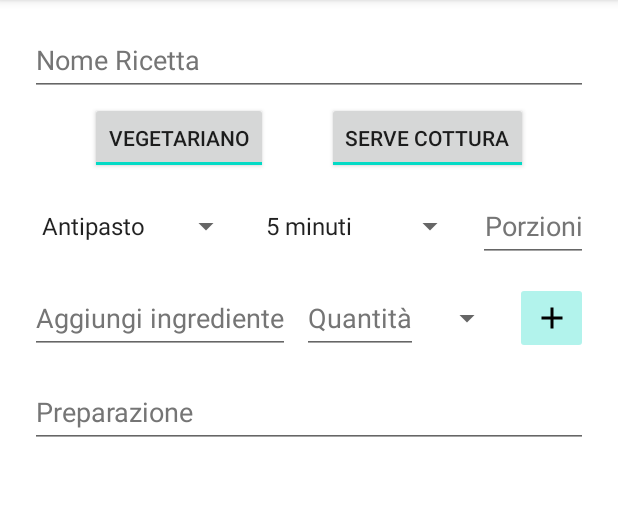
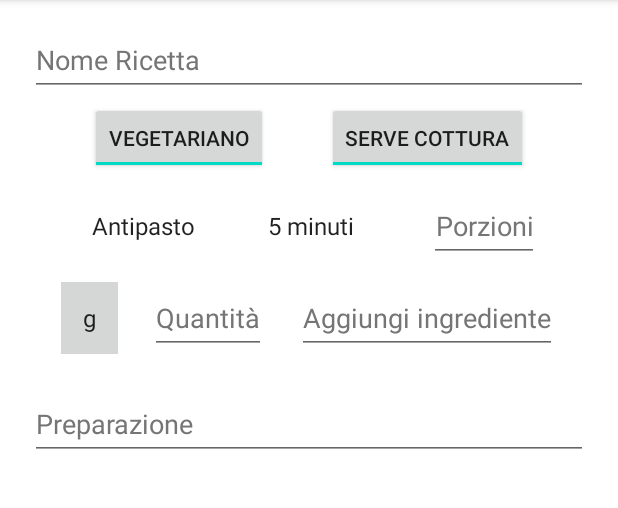
Before and after one commit to RiccardoEvangelisti/RecipeBook, an Android app: the AggiungiRicettaFragment screen opened through its navigation route, on a phone screen of 412 x 824 dp, the part 84-592 px from its top. Run offline under Robolectric (Android 15) with nearby library versions, the phone set to English and light mode, and no system bars; our stand-ins replace Room's generated code; 1 statement that could not run was skipped.

Commit message:
Aggiornamenti grafici

```diff
--- a/app/src/main/java/com/projects/android/ricettario/model/Ingrediente.kt
+++ b/app/src/main/java/com/projects/android/ricettario/model/Ingrediente.kt
@@ -2,4 +2,4 @@ package com.projects.android.ricettario.model
 
 import com.projects.android.ricettario.model.enums.UnitaDiMisura
 
-data class Ingrediente(val nome: String, val quantita: Int, val unitaDiMisura: UnitaDiMisura)
+data class Ingrediente(var nome: String, var quantita: Int, var unitaDiMisura: UnitaDiMisura)
--- a/app/src/main/java/com/projects/android/ricettario/model/Ricetta.kt
+++ b/app/src/main/java/com/projects/android/ricettario/model/Ricetta.kt
@@ -15,7 +15,7 @@ data class Ricetta(
 	val portata: Portata,
 	val porzioni: Int,
 	val preparazione: String,
-	val ingredientiList: List<Ingrediente>,
+	val ingredientiList: MutableList<Ingrediente>,
 	val isVegetariana: Boolean,
 	val tempoPreparazione: TempoPreparazione,
 	val serveCottura: Boolean)
--- a/app/src/main/java/com/projects/android/ricettario/model/enums/UnitaDiMisura.kt
+++ b/app/src/main/java/com/projects/android/ricettario/model/enums/UnitaDiMisura.kt
@@ -3,10 +3,10 @@ package com.projects.android.ricettario.model.enums
 import com.google.gson.annotations.SerializedName
 
 enum class UnitaDiMisura(value: String) { @SerializedName("0")
-CHILOGRAMMO("Kg"),
+GRAMMO("g"),
 
 	@SerializedName("1")
-	GRAMMO("g"),
+	CHILOGRAMMO("Kg"),
 
 	@SerializedName("2")
 	QUANTOBASTA("q.b");
--- a/app/src/main/java/com/projects/android/ricettario/view/insert/AggiungiRicettaViewModel.kt
+++ b/app/src/main/java/com/projects/android/ricettario/view/insert/AggiungiRicettaViewModel.kt
@@ -3,11 +3,9 @@ package com.projects.android.ricettario.view.insert
 import androidx.lifecycle.ViewModel
 import androidx.lifecycle.viewModelScope
 import com.projects.android.ricettario.database.RicettarioRepository
-import com.projects.android.ricettario.model.Ingrediente
 import com.projects.android.ricettario.model.Ricetta
 import com.projects.android.ricettario.model.enums.Portata
 import com.projects.android.ricettario.model.enums.TempoPreparazione
-import com.projects.android.ricettario.model.enums.UnitaDiMisura
 import kotlinx.coroutines.flow.MutableStateFlow
 import kotlinx.coroutines.flow.StateFlow
 import kotlinx.coroutines.flow.asStateFlow
@@ -23,15 +21,7 @@ class AggiungiRicettaViewModel : ViewModel() {
 
 	init {
 		viewModelScope.launch {
-			_ricetta.value = Ricetta(0,
-			                         "",
-			                         Portata.SECONDO,
-			                         1,
-			                         "",
-			                         List(0, init = { Ingrediente("", 0, UnitaDiMisura.CHILOGRAMMO) }),
-			                         true,
-			                         TempoPreparazione.TRENTA_MIN,
-			                         true)
+			_ricetta.value = Ricetta(0, "", Portata.SECONDO, 1, "", mutableListOf(), true, TempoPreparazione.TRENTA_MIN, true)
 		}
 	}
 
--- a/app/src/main/res/layout/fragment_aggiungi_ricetta.xml
+++ b/app/src/main/res/layout/fragment_aggiungi_ricetta.xml
@@ -1,8 +1,14 @@
 <?xml version="1.0" encoding="utf-8"?>
 
-<androidx.constraintlayout.widget.ConstraintLayout xmlns:android="http://schemas.android.com/apk/res/android"
+<androidx.core.widget.NestedScrollView
+	xmlns:android="http://schemas.android.com/apk/res/android"
 	xmlns:app="http://schemas.android.com/apk/res-auto"
 	xmlns:tools="http://schemas.android.com/tools"
+	android:layout_width="match_parent"
+	android:layout_height="match_parent"
+	android:fillViewport="true">
+
+	<androidx.constraintlayout.widget.ConstraintLayout
 		android:layout_width="match_parent"
 		android:layout_height="wrap_content">
 
@@ -65,7 +71,6 @@
 			android:textOn="@string/serve_cottura"
 			app:layout_constraintBottom_toTopOf="@+id/guideline3"
 			app:layout_constraintEnd_toStartOf="@+id/guideline2"
-		app:layout_constraintHorizontal_bias="0.627"
 			app:layout_constraintStart_toEndOf="@+id/vegetariano_add"
 			app:layout_constraintTop_toBottomOf="@+id/nome_add"
 			tools:ignore="TextContrastCheck" />
@@ -79,9 +84,10 @@
 
 		<Spinner
 			android:id="@+id/portata_add"
-		android:layout_width="0dp"
-		android:layout_height="0dp"
-		android:layout_marginEnd="8dp"
+			android:layout_width="wrap_content"
+			android:layout_height="wrap_content"
+			android:background="@null"
+			android:minHeight="48dp"
 			app:layout_constraintBottom_toBottomOf="@+id/tempo_preparazione_add"
 			app:layout_constraintEnd_toStartOf="@+id/tempo_preparazione_add"
 			app:layout_constraintStart_toStartOf="@+id/guideline1"
@@ -90,9 +96,10 @@
 
 		<Spinner
 			android:id="@+id/tempo_preparazione_add"
-		android:layout_width="0dp"
-		android:layout_height="0dp"
-		android:layout_marginEnd="8dp"
+			android:layout_width="wrap_content"
+			android:layout_height="wrap_content"
+			android:background="@null"
+			android:minHeight="48dp"
 			app:layout_constraintBottom_toBottomOf="@+id/porzioni_add"
 			app:layout_constraintEnd_toStartOf="@+id/porzioni_add"
 			app:layout_constraintStart_toEndOf="@+id/portata_add"
@@ -125,65 +132,51 @@
 			android:orientation="horizontal"
 			app:layout_constraintGuide_begin="181dp" />
 
+		<Spinner
+			android:id="@+id/unita_ingrediente_add"
+			android:layout_width="wrap_content"
+			android:layout_height="wrap_content"
+			android:background="#D5D6D6"
+			android:gravity="center"
+			android:minHeight="48dp"
+			app:layout_constraintBottom_toBottomOf="@+id/nome_ingrediente_add"
+			app:layout_constraintEnd_toStartOf="@+id/quantita_ingrediente_add"
+			app:layout_constraintStart_toStartOf="@+id/guideline1"
+			app:layout_constraintTop_toTopOf="@+id/nome_ingrediente_add"
+			tools:ignore="SpeakableTextPresentCheck" />
+
+		<EditText
+			android:id="@+id/quantita_ingrediente_add"
+			android:imeOptions="actionDone"
+			android:layout_width="wrap_content"
+			android:layout_height="wrap_content"
+			android:hint="@string/quantita"
+			android:importantForAutofill="no"
+			android:inputType="numberDecimal"
+			android:minHeight="48dp"
+			android:singleLine="true"
+			android:textAlignment="center"
+			android:textColorHint="#757575"
+			app:layout_constraintStart_toEndOf="@+id/unita_ingrediente_add"
+			app:layout_constraintBottom_toBottomOf="@+id/nome_ingrediente_add"
+			app:layout_constraintEnd_toStartOf="@+id/nome_ingrediente_add"
+			app:layout_constraintTop_toTopOf="@+id/nome_ingrediente_add" />
+
 		<EditText
 			android:id="@+id/nome_ingrediente_add"
 			android:layout_width="wrap_content"
 			android:layout_height="wrap_content"
-		android:layout_marginEnd="8dp"
-		android:layout_toStartOf="@id/btn_ingrediente_add"
 			android:hint="@string/aggiungi_ingrediente"
+			android:imeOptions="actionDone"
 			android:importantForAutofill="no"
 			android:inputType="textCapSentences"
 			android:minHeight="48dp"
 			android:singleLine="true"
 			android:textColorHint="#757575"
 			app:layout_constraintBottom_toTopOf="@+id/guideline5"
-		app:layout_constraintEnd_toStartOf="@+id/quantita_ingrediente_add"
-		app:layout_constraintStart_toStartOf="@+id/guideline1"
+			app:layout_constraintEnd_toStartOf="@+id/guideline2"
+			app:layout_constraintStart_toEndOf="@+id/quantita_ingrediente_add"
 			app:layout_constraintTop_toTopOf="@+id/guideline4" />
-
-	<EditText
-		android:id="@+id/quantita_ingrediente_add"
-		android:layout_width="wrap_content"
-		android:layout_height="wrap_content"
-		android:layout_marginEnd="8dp"
-		android:hint="@string/quantita"
-		android:importantForAutofill="no"
-		android:inputType="numberDecimal"
-		android:minHeight="48dp"
-		android:singleLine="true"
-		android:textColorHint="#757575"
-		app:layout_constraintBottom_toBottomOf="@+id/nome_ingrediente_add"
-		app:layout_constraintEnd_toStartOf="@+id/unita_ingrediente_add"
-		app:layout_constraintStart_toEndOf="@+id/nome_ingrediente_add"
-		app:layout_constraintTop_toTopOf="@+id/nome_ingrediente_add" />
-
-	<Spinner
-		android:id="@+id/unita_ingrediente_add"
-		android:layout_width="0dp"
-		android:layout_height="0dp"
-		android:layout_marginEnd="8dp"
-		app:layout_constraintBottom_toBottomOf="@+id/quantita_ingrediente_add"
-		app:layout_constraintEnd_toStartOf="@+id/btn_ingrediente_add"
-		app:layout_constraintStart_toEndOf="@+id/quantita_ingrediente_add"
-		app:layout_constraintTop_toTopOf="@+id/quantita_ingrediente_add"
-		tools:ignore="SpeakableTextPresentCheck" />
-
-	<ImageButton
-		android:id="@+id/btn_ingrediente_add"
-		android:layout_width="0dp"
-		android:layout_height="0dp"
-		android:layout_alignParentEnd="true"
-		android:backgroundTint="#B2F3EC"
-		android:contentDescription="@string/pulsante_per_aggiungere_ingrediente_alla_lista"
-		android:src="@drawable/ic_baseline_add_24"
-		android:text="@string/aggiungi"
-		android:textAllCaps="false"
-		app:layout_constraintBottom_toBottomOf="@+id/unita_ingrediente_add"
-		app:layout_constraintEnd_toStartOf="@+id/guideline2"
-		app:layout_constraintStart_toEndOf="@+id/unita_ingrediente_add"
-		app:layout_constraintTop_toTopOf="@+id/unita_ingrediente_add"
-		tools:ignore="SpeakableTextPresentCheck" />
 
 		<androidx.constraintlayout.widget.Guideline
 			android:id="@+id/guideline5"
@@ -192,28 +185,22 @@
 			android:orientation="horizontal"
 			app:layout_constraintGuide_begin="243dp" />
 
-	<androidx.constraintlayout.widget.Barrier
-		android:id="@+id/barrier1"
-		android:layout_width="wrap_content"
-		android:layout_height="wrap_content"
-		app:barrierDirection="bottom"
-		app:constraint_referenced_ids="ingredienti_list_add"
-		tools:layout_editor_absoluteY="256dp" />
-
-	<ListView
-		android:id="@+id/ingredienti_list_add"
+		<LinearLayout
+			android:id="@+id/ingredienti_layout_add"
 			android:layout_width="0dp"
 			android:layout_height="wrap_content"
-		android:layout_below="@id/nome_ingrediente_add"
+			android:orientation="vertical"
+			app:layout_constraintBottom_toBottomOf="parent"
 			app:layout_constraintEnd_toStartOf="@+id/guideline2"
 			app:layout_constraintStart_toStartOf="@+id/guideline1"
-		app:layout_constraintTop_toTopOf="@+id/guideline5" />
+			app:layout_constraintTop_toTopOf="@+id/guideline5"
+			app:layout_constraintVertical_bias="0.0" />
 
 		<EditText
 			android:id="@+id/preparazione_add"
 			android:layout_width="0dp"
 			android:layout_height="wrap_content"
-		android:layout_marginTop="8dp"
+			android:layout_marginTop="16dp"
 			android:hint="@string/preparazione"
 			android:importantForAutofill="no"
 			android:inputType="textCapSentences|textMultiLine"
@@ -224,7 +211,8 @@
 			app:layout_constraintBottom_toBottomOf="parent"
 			app:layout_constraintEnd_toStartOf="@+id/guideline2"
 			app:layout_constraintStart_toStartOf="@+id/guideline1"
-		app:layout_constraintTop_toBottomOf="@+id/ingredienti_list_add"
+			app:layout_constraintTop_toBottomOf="@+id/ingredienti_layout_add"
 			app:layout_constraintVertical_bias="0.0" />
 
 	</androidx.constraintlayout.widget.ConstraintLayout>
+</androidx.core.widget.NestedScrollView>
--- a/app/src/main/res/layout/item_list_ricette.xml
+++ b/app/src/main/res/layout/item_list_ricette.xml
@@ -95,20 +95,20 @@
 		android:layout_width="wrap_content"
 		android:layout_height="wrap_content"
 		android:orientation="vertical"
-		app:layout_constraintGuide_begin="328dp" />
+		app:layout_constraintGuide_begin="306dp" />
 
 	<androidx.constraintlayout.widget.Guideline
 		android:id="@+id/guideline10"
 		android:layout_width="wrap_content"
 		android:layout_height="wrap_content"
 		android:orientation="vertical"
-		app:layout_constraintGuide_begin="244dp" />
+		app:layout_constraintGuide_begin="221dp" />
 
 	<androidx.constraintlayout.widget.Guideline
 		android:id="@+id/guideline11"
 		android:layout_width="wrap_content"
 		android:layout_height="wrap_content"
 		android:orientation="vertical"
-		app:layout_constraintGuide_begin="132dp" />
+		app:layout_constraintGuide_begin="121dp" />
 
 </androidx.constraintlayout.widget.ConstraintLayout>
```
Also changed, not shown: app/src/main/java/com/projects/android/ricettario/view/insert/AggiungiRicettaFragment.kt (+95 -10 lines), app/src/main/res/layout/item_layout_ingredienti.xml (added, +80 -0 lines), 1 other file. Lines whose indentation alone changed are shown as unchanged.
